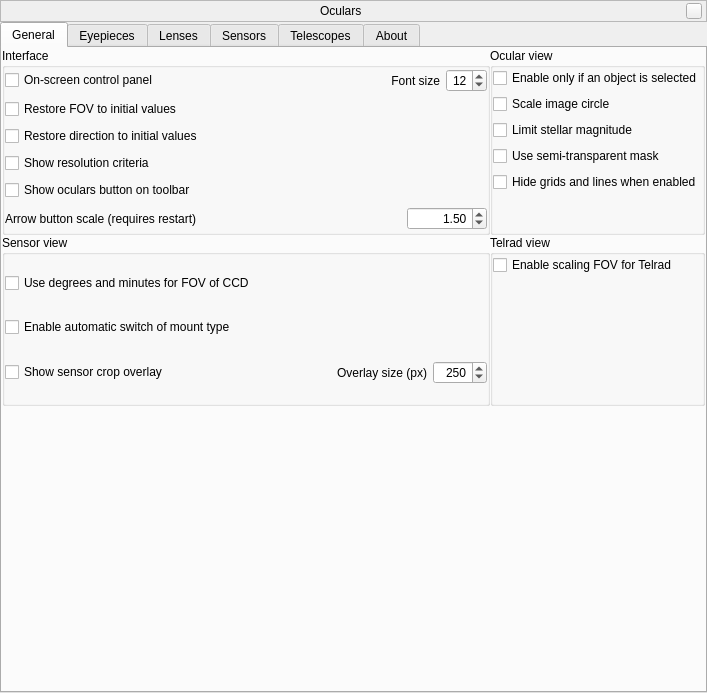
Old version of the form plugins/Oculars/src/gui/ocularDialog.ui in the repository 519984307/stellarium_src.
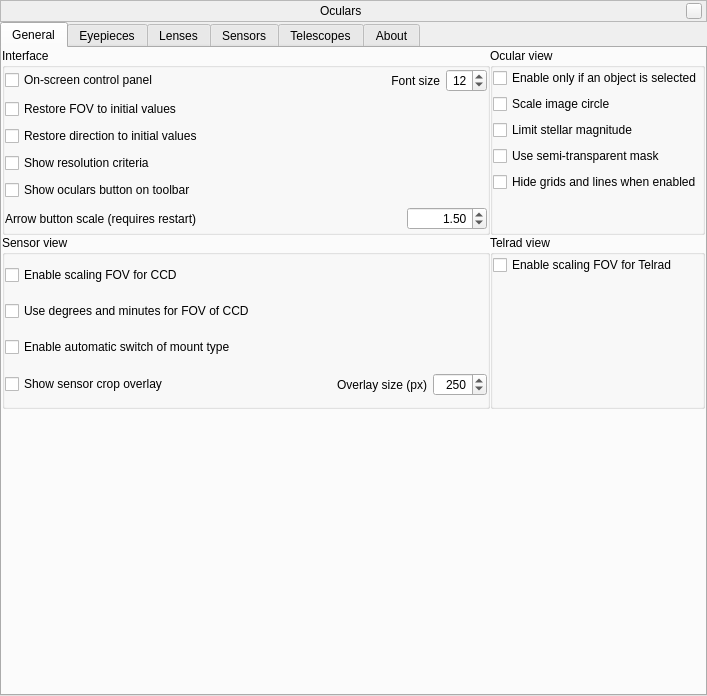
New version of the form. Icons and pictures are not drawn. Custom widgets are drawn as their Qt base class.

Commit message: Added new option for CCD (switching scaling FOV) (Fix #834)

Diff of the .ui file:
```diff
--- a/plugins/Oculars/src/gui/ocularDialog.ui
+++ b/plugins/Oculars/src/gui/ocularDialog.ui
@@ -7,7 +7,7 @@
     <x>0</x>
     <y>0</y>
     <width>707</width>
-    <height>693</height>
+    <height>696</height>
    </rect>
   </property>
   <property name="sizePolicy">
@@ -497,6 +497,13 @@
                </item>
               </layout>
              </item>
+             <item row="0" column="0">
+              <widget class="QCheckBox" name="checkBoxCCDFOVScaling">
+               <property name="text">
+                <string>Enable scaling FOV for CCD</string>
+               </property>
+              </widget>
+             </item>
             </layout>
            </widget>
           </item>
```
Left out of the diff: 20 changed lines with no effect on the pictures. The commit also changes 3 other files.
